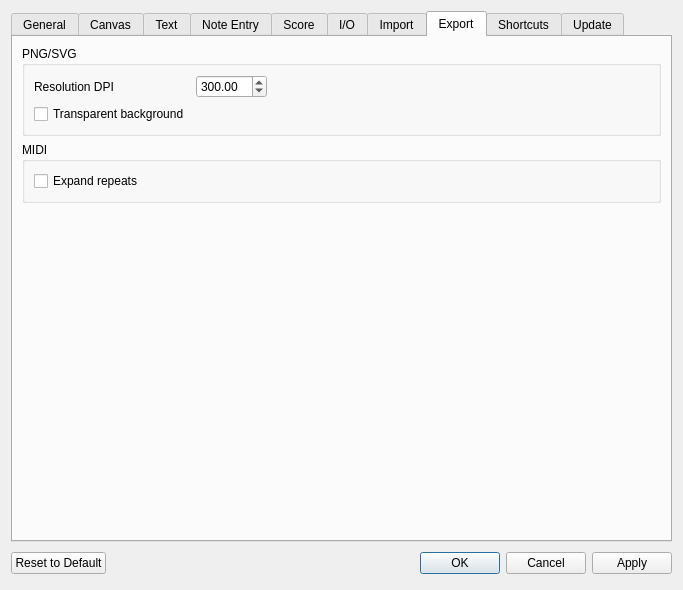
musescore/musescore-old, file mscore/mscore/prefsdialog.ui: the form before one commit.
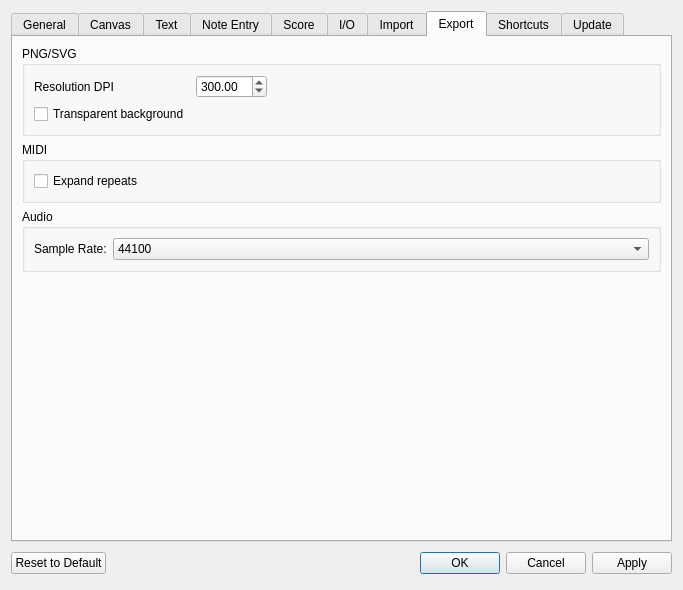
The form after the commit. The open tabs and pages were chosen to show the change. Icons and pictures are not drawn. Custom widgets are drawn as their Qt base class.

Commit message: fix audio export

```diff
--- a/mscore/mscore/prefsdialog.ui
+++ b/mscore/mscore/prefsdialog.ui
@@ -2447,7 +2447,7 @@
       <attribute name="title">
        <string>Export</string>
       </attribute>
-      <layout class="QVBoxLayout">
+      <layout class="QVBoxLayout" name="verticalLayout_7">
        <item>
         <widget class="QGroupBox" name="groupBox_9">
          <property name="title">
@@ -2525,6 +2525,40 @@
          </layout>
         </widget>
        </item>
+       <item>
+        <widget class="QGroupBox" name="groupBox_16">
+         <property name="title">
+          <string>Audio</string>
+         </property>
+         <layout class="QVBoxLayout" name="verticalLayout_11">
+          <item>
+           <layout class="QFormLayout" name="formLayout">
+            <item row="0" column="0">
+             <widget class="QLabel" name="label_18">
+              <property name="text">
+               <string>Sample Rate:</string>
+              </property>
+             </widget>
+            </item>
+            <item row="0" column="1">
+             <widget class="QComboBox" name="exportAudioSampleRate">
+              <item>
+               <property name="text">
+                <string>44100</string>
+               </property>
+              </item>
+              <item>
+               <property name="text">
+                <string>48000</string>
+               </property>
+              </item>
+             </widget>
+            </item>
+           </layout>
+          </item>
+         </layout>
+        </widget>
+       </item>
        <item>
         <spacer>
          <property name="orientation">
```
The commit also changes 5 other files.
